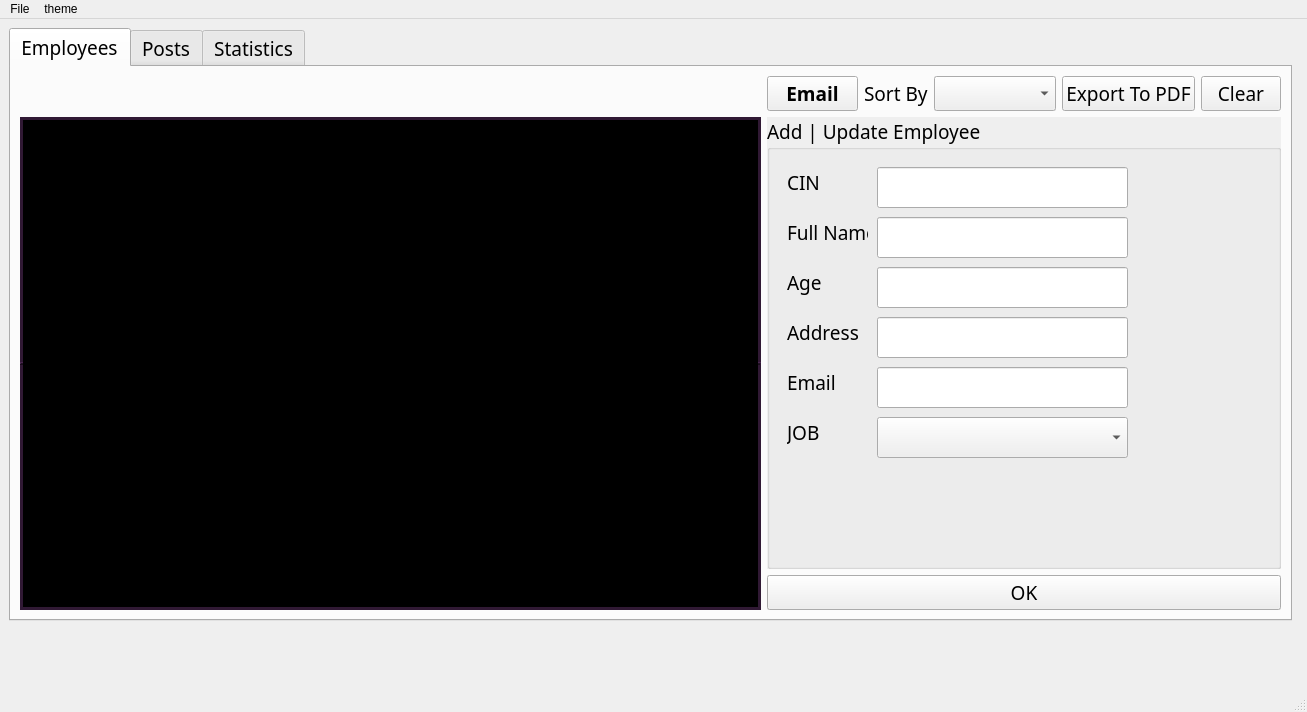
First picture: the form in mainwindow.ui, repository Leonardo580/Smart_Factory_2A11, before the edit.
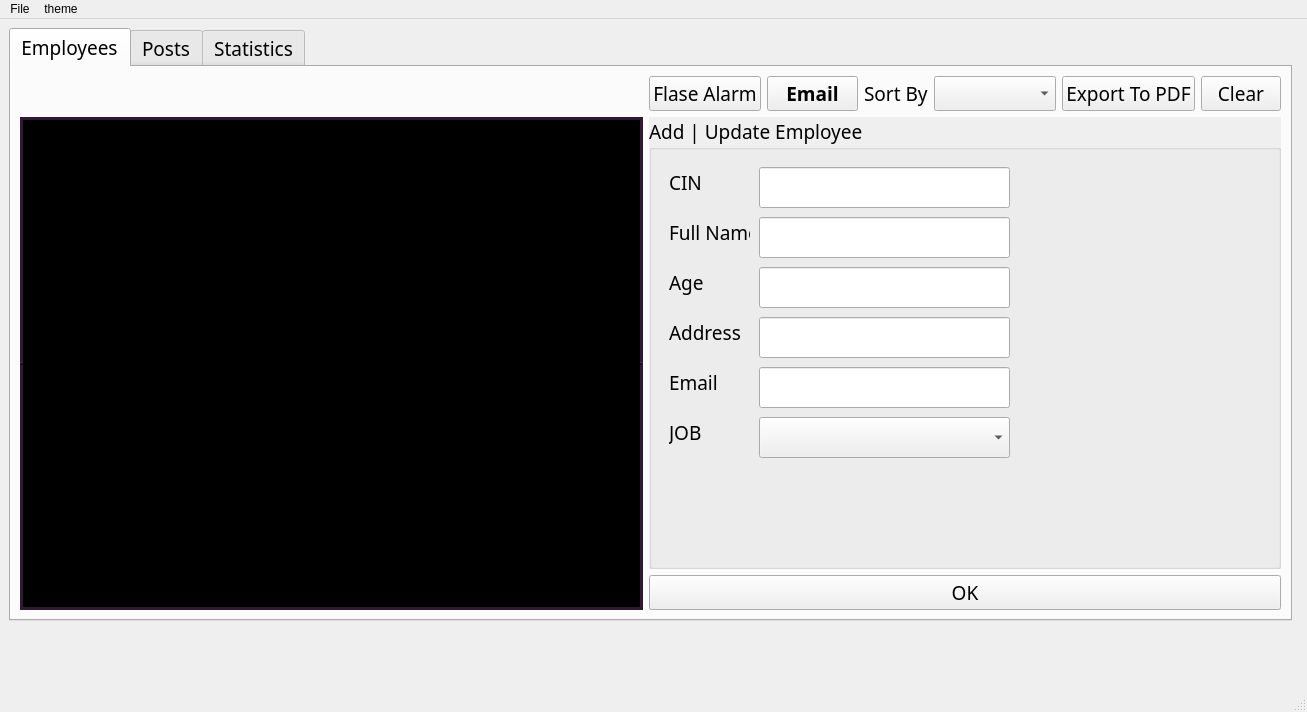
Second picture: the form after the edit. The open tabs and pages were chosen to show the change. Icons and pictures are not drawn.

Diff of the .ui file:
```diff
--- a/mainwindow.ui
+++ b/mainwindow.ui
@@ -131,6 +131,13 @@
           </item>
           <item row="0" column="1">
            <layout class="QHBoxLayout" name="horizontalLayout_2">
+            <item>
+             <widget class="QPushButton" name="pushButton_9">
+              <property name="text">
+               <string>Flase Alarm</string>
+              </property>
+             </widget>
+            </item>
             <item>
              <widget class="QPushButton" name="pushButton_2">
               <property name="minimumSize">
```
Left out of the diff: 9 changed lines with no effect on the pictures.
